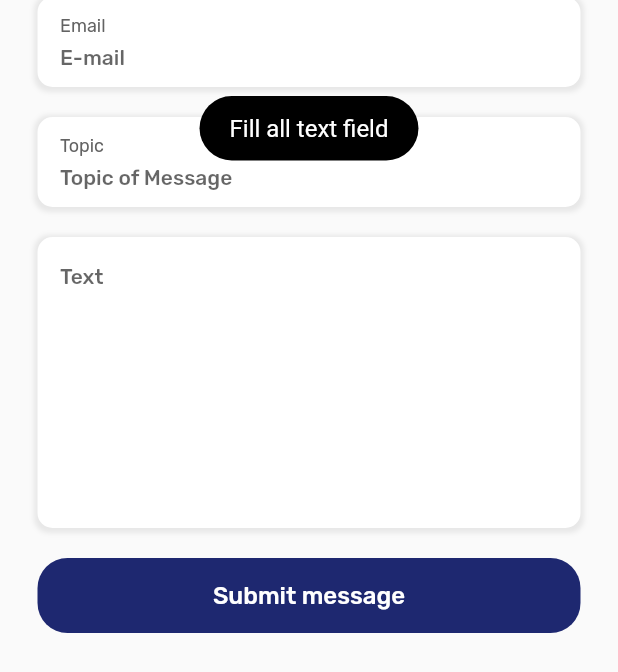
After one commit to ngodat213/e-course, a Flutter app: the CommoInfoScreen screen opened by its route, scrolled down 236 dp, after a tap on "Submit message", on a phone screen of 412 x 824 dp. The commit adds this screen. Shown: the top 672 px of the screen. Run offline on Flutter 3.47's test engine with Material 2 defaults, Android fonts, the light colour scheme and no system bars; our stand-ins replace bloc, carousel_slider, chewie, cloud_firestore, dots_indicator, equatable and 10 more; missing offline and left inert: cloudinary_flutter, cloudinary_url_gen; accounts and stored records are empty.

Commit message:
flutter add icon, common screen

```diff
--- a/lib/configs/api_path.dart
+++ b/lib/configs/api_path.dart
@@ -12,6 +12,8 @@ class ApiPath {
   static const String QUESTION = 'question';
   static const String LESSON = 'lesson';
 
+  static const String CONTACT = 'contact';
+
   /*-------------------------------- Storage ---------------------------------*/
   static String USER_IMAGES = 'user_images';
   static String COURSE_AVATAR = 'course_avatar';
--- a/lib/manager/manager_path_routes.dart
+++ b/lib/manager/manager_path_routes.dart
@@ -1,4 +1,5 @@
 import 'package:flutter/material.dart';
+import 'package:quiz_flutter/screen/common_info_screen/common_info_screen.dart';
 import 'package:quiz_flutter/screen/course_detail/course_detail.dart';
 import 'package:quiz_flutter/screen/favorite_screen/favorite.dart';
 import 'package:quiz_flutter/screen/forgot_password_screen/forgot_password.dart';
--- a/lib/manager/manager_provider.dart
+++ b/lib/manager/manager_provider.dart
@@ -2,6 +2,7 @@ import 'package:flutter_bloc/flutter_bloc.dart';
 import 'package:provider/single_child_widget.dart';
 import 'package:quiz_flutter/repo/app_repository.dart/app_repository.dart';
 import 'package:quiz_flutter/repo/auth_repository.dart';
+import 'package:quiz_flutter/screen/common_info_screen/cubit/commo_info_cubit.dart';
 import 'package:quiz_flutter/screen/course_detail/cubit/course_detail_cubit.dart';
 import 'package:quiz_flutter/screen/forgot_password_screen/cubit/forgot_password_cubit.dart';
 import 'package:quiz_flutter/screen/main_screen.dart/cubit/main_cubit.dart';
@@ -29,5 +30,8 @@ class ManagerProvider {
     BlocProvider(
       create: (context) => CourseDetailCubit(context.read<AppRepository>()),
     ),
+    BlocProvider(
+      create: (context) => CommoInfoCubit(context.read<AppRepository>()),
+    ),
   ];
 }
--- a/lib/manager/manager_routes.dart
+++ b/lib/manager/manager_routes.dart
@@ -15,6 +15,7 @@ class ManagerRoutes {
   static String courseDetailScreen = '/course_detail';
   static String quizScreen = '/detail_screen';
   static String quizPlayScreen = '/quiz_play_screen';
+  static String commoInfoScreen = '/commo_info_screen';
 
   static Map<String, Widget Function(BuildContext context)> manager = {
     splashScreen: (context) => const SplashScreen(),
@@ -29,5 +30,6 @@ class ManagerRoutes {
     courseDetailScreen: (context) => const CourseDetailScreen(),
     quizScreen: (context) => const QuizScreen(),
     quizPlayScreen: (context) => const QuizPlayScreen(),
+    commoInfoScreen: (context) => const CommoInfoScreen(),
   };
 }
--- a/lib/repo/app_repository.dart/app_base.dart
+++ b/lib/repo/app_repository.dart/app_base.dart
@@ -14,4 +14,7 @@ abstract class AppBase {
   Future<CourseLesson> getCourseLessonById(String lessonId);
 
   Future<CourseVideo> getCourseVideoById(String lessonId);
+
+  Future<void> setContactUs(
+      String fullName, String mail, String topic, String text);
 }
--- a/lib/repo/app_repository.dart/app_repository.dart
+++ b/lib/repo/app_repository.dart/app_repository.dart
@@ -153,4 +153,25 @@ class AppRepository implements AppBase {
       );
     }
   }
+
+  @override
+  Future<void> setContactUs(
+      String fullName, String mail, String topic, String text) async {
+    try {
+      await FirebaseFirestore.instance.collection(ApiPath.CONTACT).doc().set({
+        'fullName': fullName,
+        'mail': mail,
+        'topic': topic,
+        'text': text,
+      });
+    } on FirebaseException catch (e) {
+      throw CustomError(code: e.code, msg: e.message!, plugin: e.plugin);
+    } catch (e) {
+      throw CustomError(
+        code: 'Exception getQuestion',
+        msg: e.toString(),
+        plugin: 'flutter_error/server_error',
+      );
+    }
+  }
 }
--- /dev/null
+++ b/lib/screen/common_info_screen/common_info_screen.dart
@@ -0,0 +1,95 @@
+import 'package:flutter/material.dart';
+import 'package:flutter_bloc/flutter_bloc.dart';
+import 'package:quiz_flutter/screen/common_info_screen/cubit/commo_info_cubit.dart';
+import 'package:quiz_flutter/screen/common_info_screen/widget/about_app_tab.dart';
+import 'package:quiz_flutter/screen/common_info_screen/widget/contact_us_tab.dart';
+import 'package:quiz_flutter/themes/colors.dart';
+import 'package:quiz_flutter/themes/text_styles.dart';
+import 'package:quiz_flutter/widgets/back_button.dart';
+
+class CommoInfoScreen extends StatefulWidget {
+  const CommoInfoScreen({super.key});
+
+  @override
+  State<CommoInfoScreen> createState() => _CommoInfoScreenState();
+}
+
+class _CommoInfoScreenState extends State<CommoInfoScreen>
+    with SingleTickerProviderStateMixin {
+  late TabController _tabController;
+  @override
+  void initState() {
+    super.initState();
+    _tabController = TabController(
+        length: 2,
+        vsync: this,
+        initialIndex: context.read<CommoInfoCubit>().state.initialIndex);
+  }
+
+  @override
+  Widget build(BuildContext context) {
+    return BlocBuilder<CommoInfoCubit, CommoInfoState>(
+      builder: (context, state) {
+        return Scaffold(
+          body: SingleChildScrollView(
+            child: SafeArea(
+              child: Stack(
+                children: [
+                  Column(
+                    children: [
+                      const SizedBox(height: 60),
+                      SizedBox(
+                        height: 1000,
+                        child: Column(
+                          children: [
+                            TabBar(
+                              unselectedLabelColor: AppColors.label,
+                              labelColor: Colors.black,
+                              indicatorColor: AppColors.white,
+                              indicator: const BoxDecoration(
+                                border: Border(
+                                  bottom: BorderSide(
+                                    color: AppColors.main,
+                                    width: 2.0,
+                                  ),
+                                ),
+                              ),
+                              controller: _tabController,
+                              tabs: const [
+                                Tab(text: 'About us'),
+                                Tab(text: 'Contact us'),
+                              ],
+                            ),
+                            Expanded(
+                              child: TabBarView(
+                                controller: _tabController,
+                                children: const [
+                                  AboutAppTab(),
+                                  ContactUsTab(),
+                                ],
+                              ),
+                            )
+                          ],
+                        ),
+                      ),
+                    ],
+                  ),
+                  Container(
+                    margin: const EdgeInsets.only(top: 32),
+                    child: Align(
+                        alignment: Alignment.topCenter,
+                        child: Text(
+                          "Common info",
+                          style: TxtStyle.buttonBlack,
+                        )),
+                  ),
+                  BuildBackButton(top: 24),
+                ],
+              ),
+            ),
+          ),
+        );
+      },
+    );
+  }
+}
--- /dev/null
+++ b/lib/screen/common_info_screen/cubit/commo_info_cubit.dart
@@ -0,0 +1,81 @@
+import 'package:bloc/bloc.dart';
+import 'package:equatable/equatable.dart';
+import 'package:quiz_flutter/repo/app_repository.dart/app_repository.dart';
+import 'package:quiz_flutter/widgets/custom_toast.dart';
+
+part 'commo_info_state.dart';
+
+class CommoInfoCubit extends Cubit<CommoInfoState> {
+  final AppRepository _appRepository;
+  CommoInfoCubit(this._appRepository) : super(CommoInfoState.initial());
+
+  void fullNameChanged(String fullName) {
+    emit(
+      state.copyWith(
+        fullName: fullName,
+        status: CommoInfoStatus.initial,
+      ),
+    );
+  }
+
+  void emailChanged(String value) {
+    emit(
+      state.copyWith(
+        email: value,
+        status: CommoInfoStatus.initial,
+      ),
+    );
+  }
+
+  void topicChanged(String value) {
+    emit(
+      state.copyWith(
+        topic: value,
+        status: CommoInfoStatus.initial,
+      ),
+    );
+  }
+
+  void textChanged(String value) {
+    emit(
+      state.copyWith(
+        text: value,
+        status: CommoInfoStatus.initial,
+      ),
+    );
+  }
+
+  void indexChanged(int value) {
+    emit(
+      state.copyWith(
+        initialIndex: value,
+        status: CommoInfoStatus.initial,
+      ),
+    );
+  }
+
+  Future<void> updateContact() async {
+    if (state.status == CommoInfoStatus.submitting) return;
+    emit(state.copyWith(status: CommoInfoStatus.submitting));
+    if (state.email == "" ||
+        state.fullName == "" ||
+        state.topic == "" ||
+        state.text == "") {
+      toastInfo(msg: 'Fill all text field');
+    } else {
+      try {
+        await _appRepository.setContactUs(
+            state.fullName, state.email, state.topic, state.text);
+        print('successfull!');
+        toastInfo(msg: 'Contact us successfull!');
+        emit(state.copyWith(status: CommoInfoStatus.success));
+      } catch (e) {
+        emit(
+          state.copyWith(
+            status: CommoInfoStatus.error,
+          ),
+        );
+      }
+    }
+  }
+}
--- /dev/null
+++ b/lib/screen/common_info_screen/cubit/commo_info_state.dart
@@ -0,0 +1,56 @@
+// ignore_for_file: public_member_api_docs, sort_constructors_first
+part of 'commo_info_cubit.dart';
+
+enum CommoInfoStatus { initial, submitting, success, error }
+
+class CommoInfoState extends Equatable {
+  const CommoInfoState({
+    required this.fullName,
+    required this.email,
+    required this.topic,
+    required this.text,
+    required this.initialIndex,
+    required this.status,
+  });
+
+  final String fullName;
+  final String email;
+  final String topic;
+  final String text;
+  final int initialIndex;
+  final CommoInfoStatus status;
+
+  factory CommoInfoState.initial() {
+    return const CommoInfoState(
+      fullName: '',
+      email: '',
+      topic: '',
+      text: '',
+      initialIndex: 1,
+      status: CommoInfoStatus.initial,
+    );
+  }
+
+  CommoInfoState copyWith({
+    String? fullName,
+    String? email,
+    String? topic,
+    String? text,
+    int? initialIndex,
+    CommoInfoStatus? status,
+  }) {
+    return CommoInfoState(
+      fullName: fullName ?? this.fullName,
+      email: email ?? this.email,
+      topic: topic ?? this.topic,
+      text: text ?? this.text,
+      initialIndex: initialIndex ?? this.initialIndex,
+      status: status ?? this.status,
+    );
+  }
+
+  @override
+  List<Object> get props {
+    return [fullName, email, topic, text, initialIndex];
+  }
+}
--- /dev/null
+++ b/lib/screen/common_info_screen/widget/contact_us_tab.dart
@@ -0,0 +1,102 @@
+import 'package:flutter/material.dart';
+import 'package:flutter_bloc/flutter_bloc.dart';
+import 'package:quiz_flutter/screen/common_info_screen/cubit/commo_info_cubit.dart';
+import 'package:quiz_flutter/themes/colors.dart';
+import 'package:quiz_flutter/themes/dimens.dart';
+import 'package:quiz_flutter/themes/text_styles.dart';
+import 'package:quiz_flutter/widgets/build_button.dart';
+import 'package:quiz_flutter/widgets/build_textfield.dart';
+
+class ContactUsTab extends StatefulWidget {
+  const ContactUsTab({super.key});
+
+  @override
+  State<ContactUsTab> createState() => _ContactUsTabState();
+}
+
+class _ContactUsTabState extends State<ContactUsTab> {
+  @override
+  Widget build(BuildContext context) {
+    return Container(
+      margin: const EdgeInsets.symmetric(horizontal: 25, vertical: 16),
+      child: Column(
+        children: [
+          const SizedBox(height: Dimens.HEIGHT_30),
+          BuildTextField(
+            label: 'Full name',
+            hintText: 'Name, Surname',
+            func: (value) {
+              context.read<CommoInfoCubit>().fullNameChanged(value);
+            },
+          ),
+          const SizedBox(height: Dimens.HEIGHT_20),
+          BuildTextField(
+            label: 'Email',
+            hintText: 'E-mail',
+            func: (value) {
+              context.read<CommoInfoCubit>().emailChanged(value);
+            },
+          ),
+          const SizedBox(height: Dimens.HEIGHT_20),
+          BuildTextField(
+            label: 'Topic',
+            hintText: 'Topic of Message',
+            func: (value) {
+              context.read<CommoInfoCubit>().topicChanged(value);
+            },
+          ),
+          const SizedBox(height: Dimens.HEIGHT_20),
+          _textField(
+            func: (value) {
+              context.read<CommoInfoCubit>().textChanged(value);
+            },
+          ),
+          const SizedBox(height: Dimens.HEIGHT_20),
+          BuildButton(
+            text: 'Submit message',
+            onTap: () {
+              context.read<CommoInfoCubit>().updateContact();
+            },
+          ),
+        ],
+      ),
+    );
+  }
+}
+
+class _textField extends StatelessWidget {
+  _textField({required this.func});
+  void Function(String value)? func;
+  @override
+  Widget build(BuildContext context) {
+    return Container(
+      width: MediaQuery.of(context).size.width,
+      padding: const EdgeInsets.symmetric(horizontal: 15),
+      decoration: BoxDecoration(
+        color: AppColors.white,
+        borderRadius: BorderRadius.circular(10),
+        boxShadow: AppColors.shadow,
+      ),
+      child: Column(
+        crossAxisAlignment: CrossAxisAlignment.start,
+        children: [
+          const SizedBox(height: 12),
+          TextFormField(
+            onChanged: (value) => func!(value),
+            minLines: 10,
+            maxLines: 20,
+            keyboardType: TextInputType.multiline,
+            style: TxtStyle.inputStyle,
+            decoration: InputDecoration(
+              isDense: true,
+              hintText: 'Text',
+              contentPadding: const EdgeInsets.symmetric(vertical: 6),
+              labelStyle: TxtStyle.labelStyle,
+              border: InputBorder.none,
+            ),
+          ),
+        ],
+      ),
+    );
+  }
+}
--- a/lib/screen/course_detail/course_detail.dart
+++ b/lib/screen/course_detail/course_detail.dart
@@ -51,9 +51,7 @@ class CourseDetailScreenState extends State<CourseDetailScreen>
 
   @override
   Widget build(BuildContext context) {
-
     return BlocBuilder<CourseDetailCubit, CourseDetailState>(
-
       builder: (context, state) {
         final course = state.course;
         return Scaffold(
--- a/lib/screen/course_detail/widget/tab_lesson.dart
+++ b/lib/screen/course_detail/widget/tab_lesson.dart
@@ -17,11 +17,6 @@ class TabLesson extends StatefulWidget {
 }
 
 class _TabLessonState extends State<TabLesson> {
-  @override
-  void initState() {
-    super.initState();
-  }
-
   @override
   Widget build(BuildContext context) {
     return BlocBuilder<CourseDetailCubit, CourseDetailState>(
--- a/lib/screen/sign_in_screen/cubit/sign_in_cubit.dart
+++ b/lib/screen/sign_in_screen/cubit/sign_in_cubit.dart
@@ -1,6 +1,5 @@
 import 'package:bloc/bloc.dart';
 import 'package:equatable/equatable.dart';
-import 'package:firebase_auth/firebase_auth.dart';
 import 'package:quiz_flutter/repo/auth_repository.dart';
 import 'package:quiz_flutter/widgets/custom_toast.dart';
 
--- a/lib/themes/images.dart
+++ b/lib/themes/images.dart
@@ -23,6 +23,7 @@ class Images {
   static const String iconSetting = '$iconPath/setting.svg';
   static const String iconLesson = '$iconPath/lesson.svg';
   static const String iconTime = '$iconPath/time.svg';
+  static const String iconLogo = '$iconPath/logo.svg';
 
   static const String imageSplash = '$imagePath/splash.png';
   static const String imageFlutterBanner = '$imagePath/flutter_banner.png';
```
Also changed, not shown: lib/screen/common_info_screen/widget/about_app_tab.dart (added, +29 -0 lines), lib/screen/setting_screen/setting_screen.dart (+38 -19 lines), lib/screen/splash_screen/splash.dart (+17 -5 lines), pubspec.yaml (+8 -0 lines), lib/res/icons/logo.svg (added), lib/res/images/logo.png (added), pubspec.lock, 27 other files.
